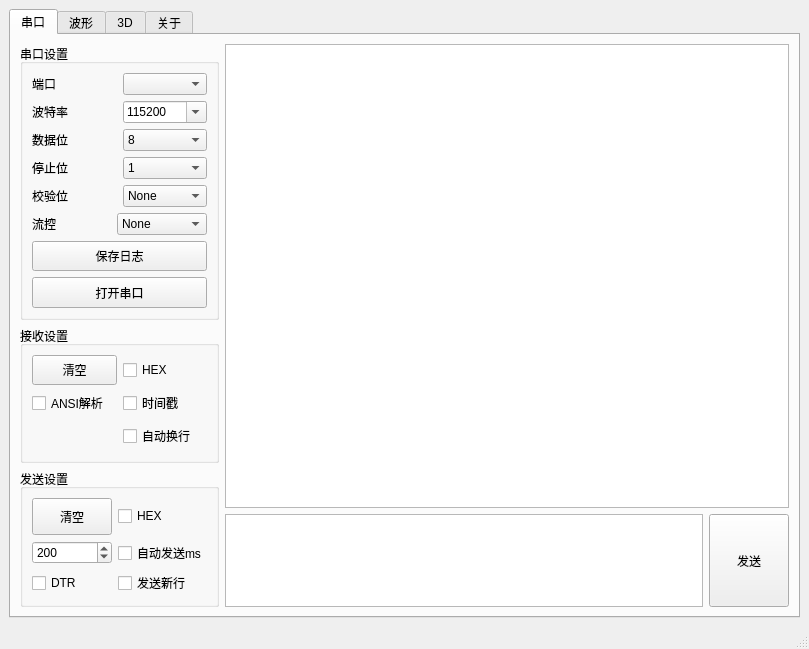
First picture: the form in mainwindow.ui, repository HaydenHu/HiCOM, before the edit.
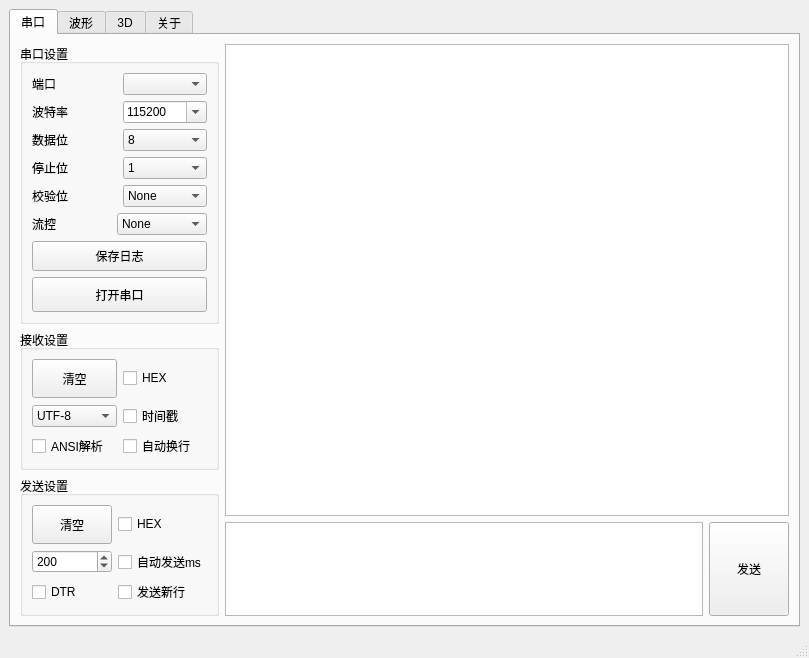
Second picture: the form after the edit. Icons and pictures are not drawn.

What changed in the file:
```diff
--- a/mainwindow.ui
+++ b/mainwindow.ui
@@ -7,7 +7,7 @@
     <x>0</x>
     <y>0</y>
     <width>809</width>
-    <height>649</height>
+    <height>658</height>
    </rect>
   </property>
   <property name="windowTitle">
@@ -326,10 +326,25 @@
               </widget>
              </item>
              <item row="1" column="0">
-              <widget class="QCheckBox" name="chk_rev_ansi">
+              <widget class="QComboBox" name="comboEncoding">
+               <property name="currentIndex">
+                <number>0</number>
+               </property>
+               <item>
                <property name="text">
-                <string>ANSI解析</string>
-               </property>
+                 <string>UTF-8</string>
+                </property>
+               </item>
+               <item>
+                <property name="text">
+                 <string>GBK</string>
+                </property>
+               </item>
+               <item>
+                <property name="text">
+                 <string>本地编码</string>
+                </property>
+               </item>
               </widget>
              </item>
              <item row="1" column="1">
@@ -340,17 +355,11 @@
               </widget>
              </item>
              <item row="2" column="0">
-              <spacer name="verticalSpacer_recv">
-               <property name="orientation">
-                <enum>Qt::Vertical</enum>
+              <widget class="QCheckBox" name="chk_rev_ansi">
+               <property name="text">
+                <string>ANSI解析</string>
                </property>
-               <property name="sizeHint" stdset="0">
-                <size>
-                 <width>20</width>
-                 <height>20</height>
-                </size>
-               </property>
-              </spacer>
+              </widget>
              </item>
              <item row="2" column="1">
               <widget class="QCheckBox" name="chk_rev_line">
```
Lines whose indentation alone changed are shown as unchanged.
